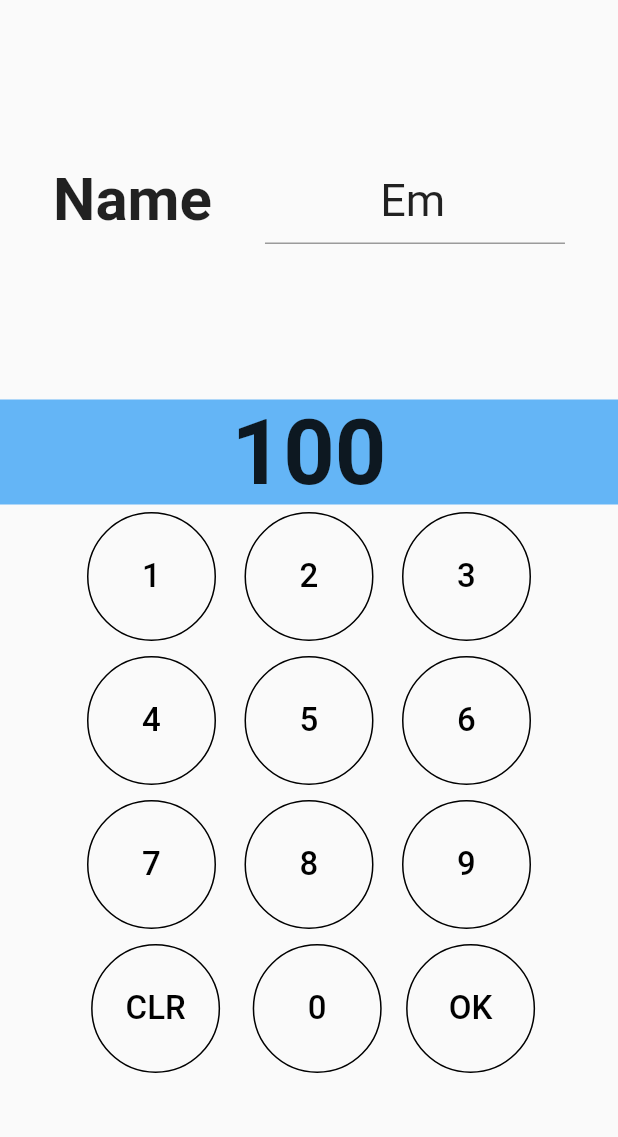
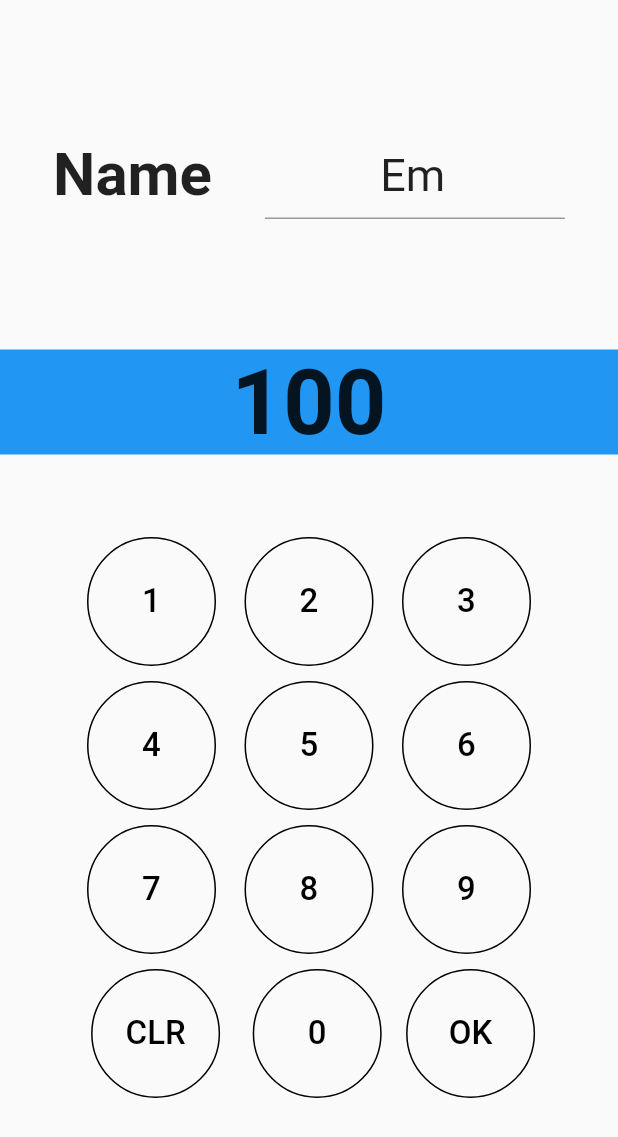
Before and after one commit to SuphasitC/My_List_App, a Flutter app: the ShowScore screen opened directly with sample values from the repository, after a tap on the "edit" icon, on a phone screen of 412 x 824 dp. Shown: the top 1137 px of the screen. Run offline on Flutter 3.47's test engine with Material 2 defaults, Android fonts, the phone set to English and light mode, and no system bars.

Commit message:
Refactor and Add number

```diff
--- a/lib/main.dart
+++ b/lib/main.dart
@@ -29,13 +29,11 @@ Route _registerRouteWithParameters(RouteSettings settings) {
   Person person = settings.arguments;
   if (settings.name == AppRoutes.edit) {
     return MaterialPageRoute(builder: (context) {
-      // Person person = settings.arguments;
       return Edit(person);
     });
   }
   if (settings.name == AppRoutes.showScore) {
     return MaterialPageRoute(builder: (context) {
-      // List<Person> clickedAndNext = settings.arguments;
       return ShowScore(person);
     });
   }
--- a/lib/presentation/numpad.dart
+++ b/lib/presentation/numpad.dart
@@ -79,11 +79,11 @@ class _NumpadState extends State<Numpad> {
     return Column(
         mainAxisAlignment: MainAxisAlignment.spaceEvenly,
         children: <Widget>[
-          SizedBox(
-            width: 500.0,
-            height: 70.0,
-            child: ColoredBox(
-              color: Colors.blue[300],
+          Padding(
+            padding: EdgeInsets.only(bottom: 50),
+            child: Container(
+              color: Colors.blue,
+              alignment: Alignment.topCenter,
               child: Text(
                 this.score,
                 textScaleFactor: 3.0,
@@ -164,7 +164,6 @@ class _NumpadState extends State<Numpad> {
                     ),
                   ],
                 ),
-                // Text(store.get("name"), style: TextStyle(fontSize: 20))
               ],
             ),
           )
--- a/lib/presentation/show_score.dart
+++ b/lib/presentation/show_score.dart
@@ -36,9 +36,12 @@ class _ShowScoreState extends State<ShowScore> {
     next = nextPerson(person);
   }
 
+  int idxOfPerson(Person person) {
+    return people.indexOf(person) + 1;
+  }
+
   @override
   Widget build(BuildContext context) {
-    // print("IN: " + this.people[0].runtimeType.toString());
     return Scaffold(
         floatingActionButton: FloatingActionButton(
           child: Icon(Icons.edit),
@@ -61,7 +64,10 @@ class _ShowScoreState extends State<ShowScore> {
                     Positioned(
                       left: 30,
                       bottom: 30,
-                      child: Text(this.person.name,
+                      child: Text(
+                          idxOfPerson(this.person).toString() +
+                              ".  " +
+                              this.person.name,
                           style: TextStyle(
                               color: Colors.white,
                               fontSize: 40.0,
@@ -96,7 +102,10 @@ class _ShowScoreState extends State<ShowScore> {
                         ? Positioned(
                             left: 30,
                             bottom: 30,
-                            child: Text(this.next.name,
+                            child: Text(
+                                idxOfPerson(next).toString() +
+                                    ".  " +
+                                    this.next.name,
                                 style: TextStyle(
                                     fontSize: 40.0,
                                     fontWeight: FontWeight.bold)))
```
